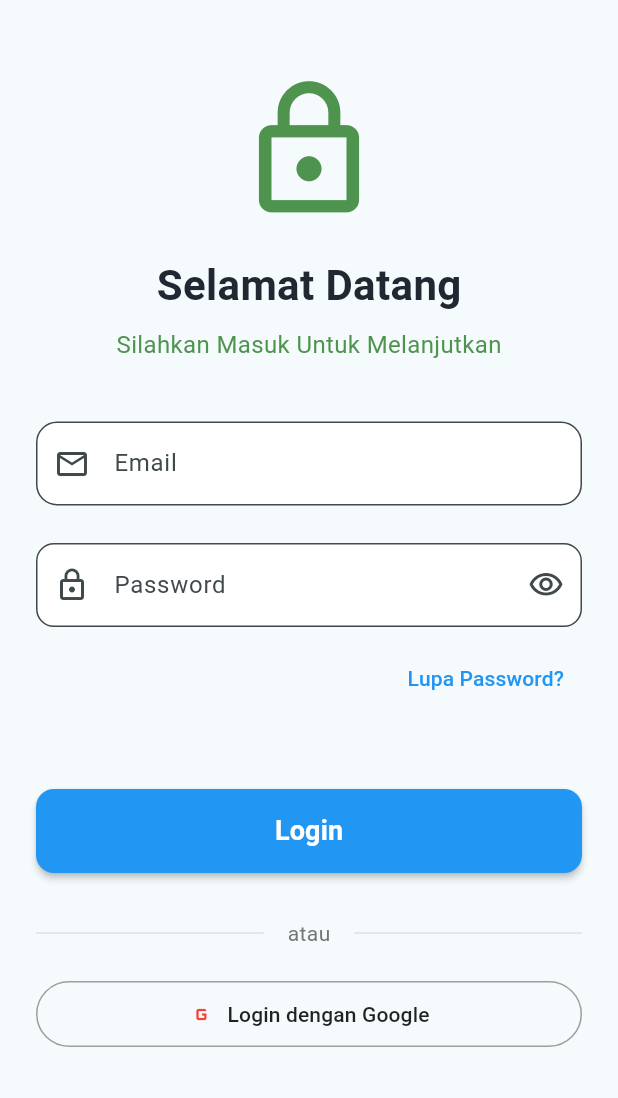
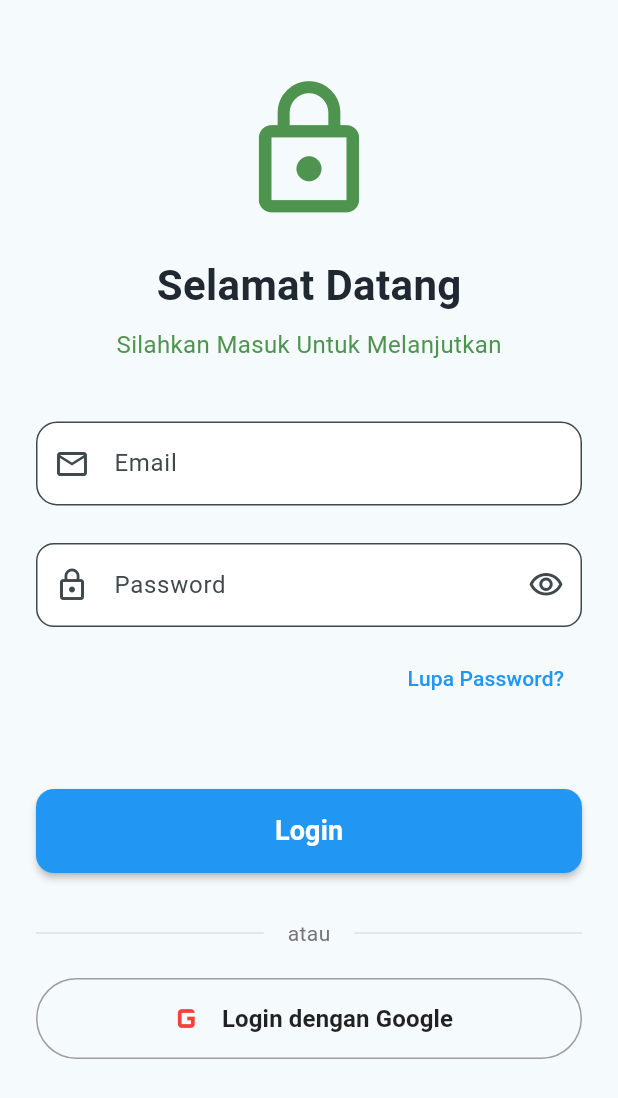
Before and after one commit to cendyal-hub/KB1179_1123150136_UTS, a Flutter app: the Login screen opened directly, on a phone screen of 412 x 824 dp. Shown: the top 1098 px of the screen. Run offline on Flutter 3.47's test engine with Material 3 defaults, Android fonts, the phone set to English and light mode, and no system bars.

Commit message:
merapihkan button login dengan google di file Login

```diff
--- a/lib/screen/Login.dart
+++ b/lib/screen/Login.dart
@@ -115,9 +115,11 @@ class Login extends StatelessWidget {
                 const SizedBox(height: 20),
                 OutlinedButton.icon(
                   onPressed: () {},
-                  icon: const Icon(Icons.g_mobiledata, color: Colors.red),
+                  icon: const Icon(Icons.g_mobiledata, color: Colors.red, size: 30),
                   label: const Text("Login dengan Google", style: TextStyle(
                     color: Colors.black87,
+                    fontSize: 16,
+                    fontWeight: FontWeight.w600
                   ),
                   ),
                   style: OutlinedButton.styleFrom(
```
